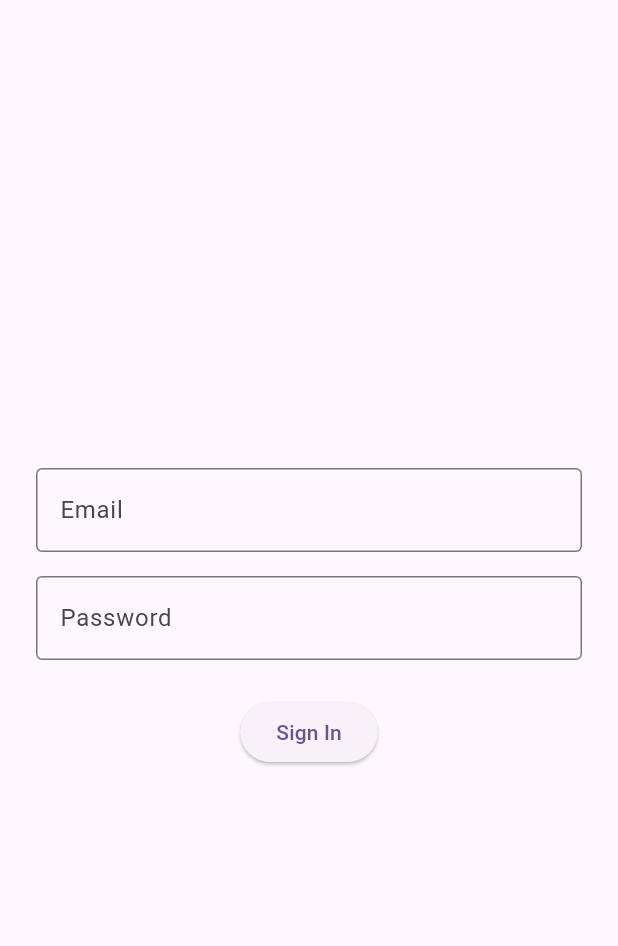
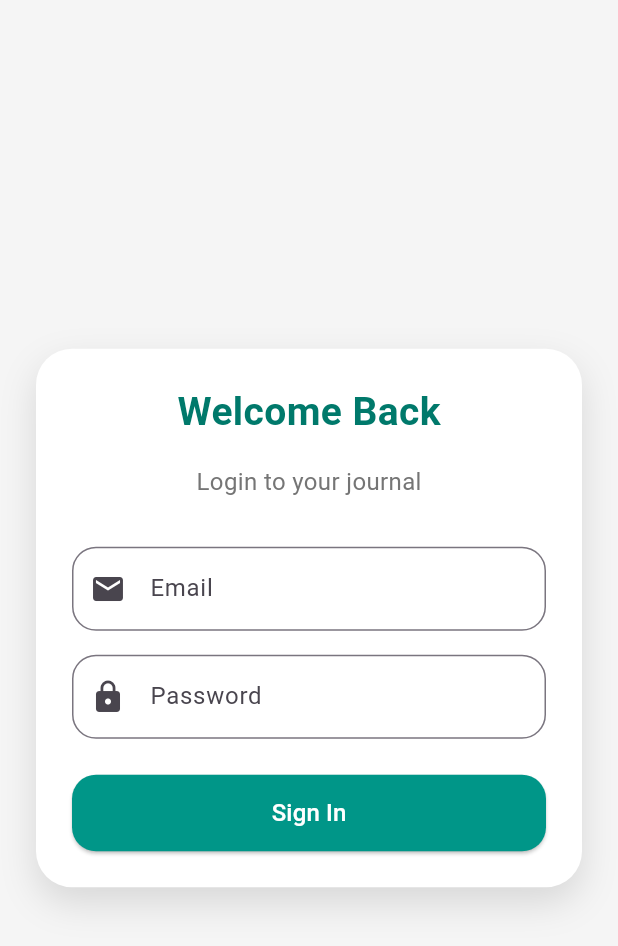
Before and after one commit to shivanktyagi001/journal_app, a Flutter app: the screen it shows after launch, on a phone screen of 412 x 824 dp. Shown: the top 946 px of the screen. Run offline on Flutter 3.47's test engine with Material 3 defaults, Android fonts, the phone set to English and light mode, and no system bars; our stand-ins replace cloud_firestore, firebase_auth, firebase_core; accounts and stored records are empty.

Commit message:
Updating Login Screen Ui

```diff
--- a/lib/Screens/login_Screen.dart
+++ b/lib/Screens/login_Screen.dart
@@ -9,18 +9,55 @@ class LoginScreen extends StatelessWidget {
 
   @override
   Widget build(BuildContext context) {
+    final size = MediaQuery.of(context).size;
     return Scaffold(
+      backgroundColor: Colors.grey[100],
       body: Center(
+        child: SingleChildScrollView(
           child: Padding(
-          padding: const EdgeInsets.symmetric(horizontal: 24.0),
+            padding: const EdgeInsets.all(24.0),
+            child: Container(
+              width: size.width > 600 ? 400 : double.infinity,
+              padding: const EdgeInsets.all(24),
+              decoration: BoxDecoration(
+                color: Colors.white,
+                borderRadius: BorderRadius.circular(24),
+                boxShadow: [
+                  BoxShadow(
+                    color: Colors.black12,
+                    blurRadius: 20,
+                    offset: Offset(0, 10),
+                  ),
+                ],
+              ),
               child: Column(
-            mainAxisAlignment: MainAxisAlignment.center,
+                mainAxisSize: MainAxisSize.min,
                 children: [
+                  Text(
+                    "Welcome Back",
+                    style: TextStyle(
+                      fontSize: 26,
+                      fontWeight: FontWeight.bold,
+                      color: Colors.teal[700],
+                    ),
+                  ),
+                  SizedBox(height: 16),
+                  Text(
+                    "Login to your journal",
+                    style: TextStyle(
+                      fontSize: 16,
+                      color: Colors.grey[600],
+                    ),
+                  ),
+                  SizedBox(height: 32),
                   TextField(
                     controller: emailcontroller,
                     decoration: InputDecoration(
+                      prefixIcon: Icon(Icons.email),
                       labelText: "Email",
-                  border: OutlineInputBorder(),
+                      border: OutlineInputBorder(
+                        borderRadius: BorderRadius.circular(16),
+                      ),
                     ),
                   ),
                   SizedBox(height: 16),
@@ -28,12 +65,24 @@ class LoginScreen extends StatelessWidget {
                     controller: passwordcontroller,
                     obscureText: true,
                     decoration: InputDecoration(
+                      prefixIcon: Icon(Icons.lock),
                       labelText: "Password",
-                  border: OutlineInputBorder(),
+                      border: OutlineInputBorder(
+                        borderRadius: BorderRadius.circular(16),
+                      ),
                     ),
                   ),
                   SizedBox(height: 24),
-              ElevatedButton(
+                  SizedBox(
+                    width: double.infinity,
+                    child: ElevatedButton(
+                      style: ElevatedButton.styleFrom(
+                        padding: EdgeInsets.symmetric(vertical: 14),
+                        backgroundColor: Colors.teal,
+                        shape: RoundedRectangleBorder(
+                          borderRadius: BorderRadius.circular(16),
+                        ),
+                      ),
                       onPressed: () async {
                         final email = emailcontroller.text.trim();
                         final password = passwordcontroller.text.trim();
@@ -45,7 +94,8 @@ class LoginScreen extends StatelessWidget {
                           return;
                         }
 
-                  final authProvider = Provider.of<MyAuthProvider>(context, listen: false);
+                        final authProvider =
+                        Provider.of<MyAuthProvider>(context, listen: false);
 
                         try {
                           await authProvider.login(email, password);
@@ -53,7 +103,8 @@ class LoginScreen extends StatelessWidget {
                           if (authProvider.user != null) {
                             Navigator.pushReplacement(
                               context,
-                        MaterialPageRoute(builder: (_) => DashboardScreen()),
+                              MaterialPageRoute(
+                                  builder: (_) => DashboardScreen()),
                             );
                           } else {
                             ScaffoldMessenger.of(context).showSnackBar(
@@ -66,9 +117,15 @@ class LoginScreen extends StatelessWidget {
                           );
                         }
                       },
-                child: Text("Sign In"),
+                      child: Text(
+                        "Sign In",
+                        style: TextStyle(fontSize: 16, color: Colors.white),
+                      ),
+                    ),
                   ),
                 ],
+              ),
+            ),
           ),
         ),
       ),
```
Lines whose indentation alone changed are shown as unchanged.
